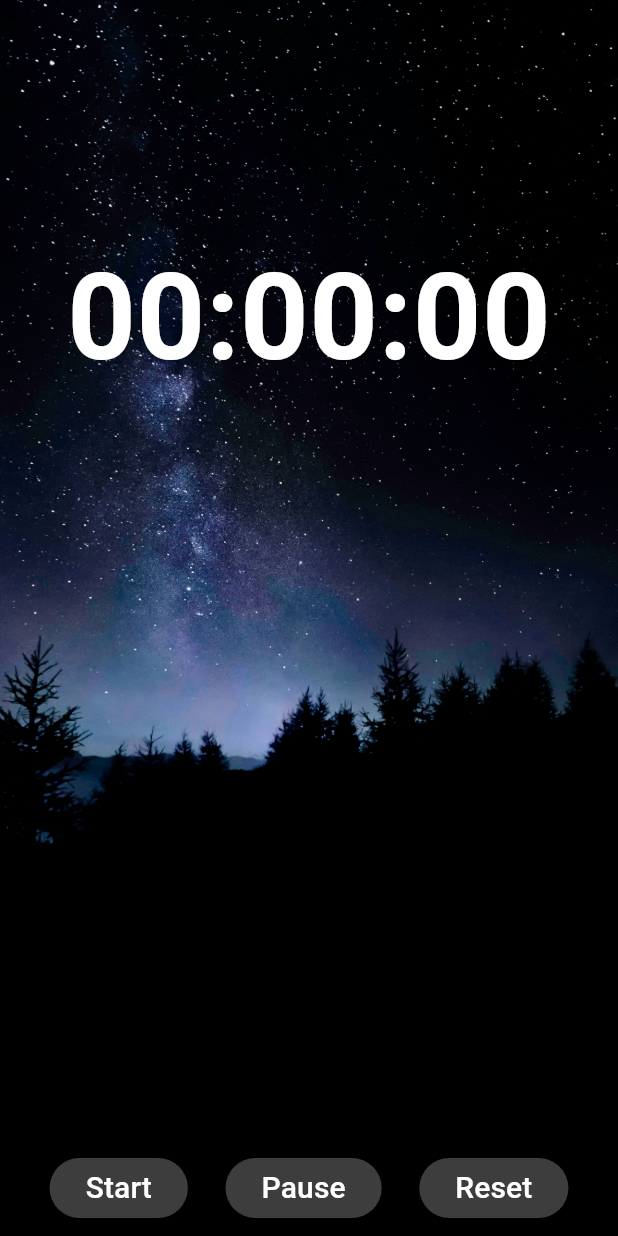
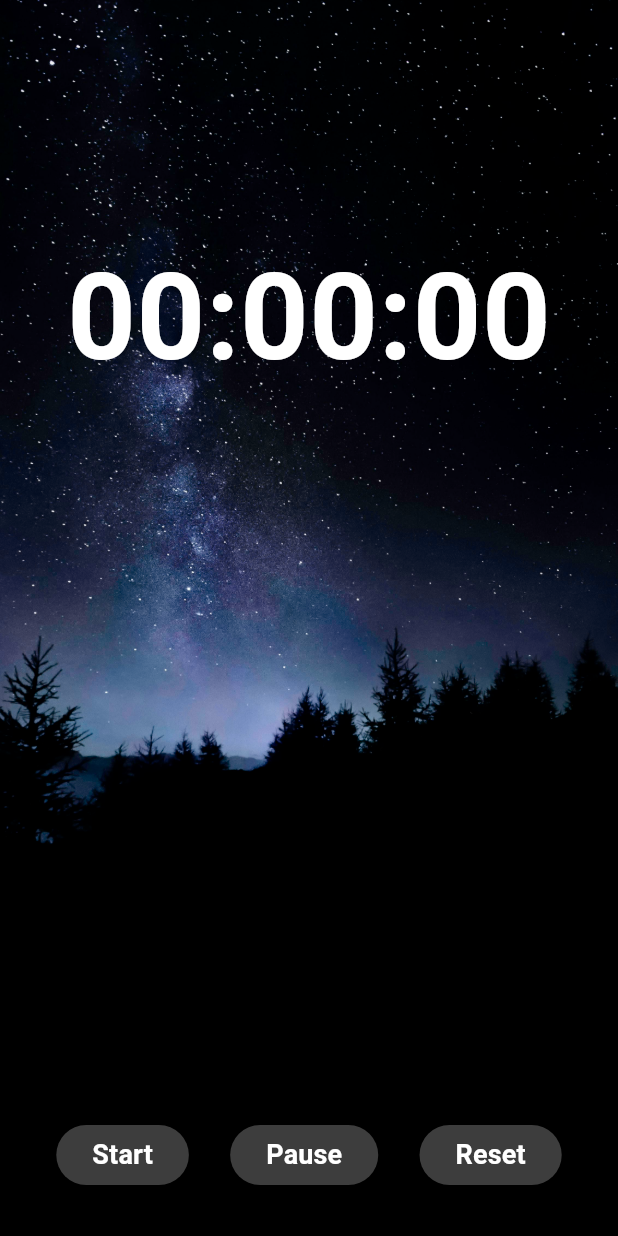
Before and after one commit to priyamtripathiii03/clock_daily_task, a Flutter app: the StrapWatch screen opened by its route, on a phone screen of 412 x 824 dp. Run offline on Flutter 3.47's test engine with Material 3 defaults, Android fonts, the phone set to English and light mode, and no system bars.

Commit message:
09-08-2024

```diff
--- a/lib/strap_clock.dart
+++ b/lib/strap_clock.dart
@@ -66,7 +66,7 @@ class _StrapWatchState extends State<StrapWatch> {
               mainAxisAlignment: MainAxisAlignment.end,
               children: [
                 Padding(
-                  padding: const EdgeInsets.all(8.0),
+                  padding: const EdgeInsets.only(left: 10,right: 10,bottom: 30),
                   child: Row(
                       mainAxisAlignment: MainAxisAlignment.spaceEvenly,
                       children: [
@@ -79,7 +79,8 @@ class _StrapWatchState extends State<StrapWatch> {
                           child: const Text(
                             'Start',
                             style: TextStyle(
-                                fontSize: 20,
+                                fontSize: 18,
+                                fontWeight: FontWeight.bold,
                                 color: Colors.white),),
                         ),
                         ElevatedButton(style: ButtonStyle(backgroundColor: WidgetStateProperty.all(Colors.white24)),
@@ -90,7 +91,9 @@ class _StrapWatchState extends State<StrapWatch> {
                           },
                           child: const Text(
                             'Pause',
-                            style: TextStyle(fontSize: 20, color: Colors.white),
+                            style: TextStyle(fontSize: 18,
+                                fontWeight: FontWeight.bold,
+                                color: Colors.white),
                           ),
                         ),
                         ElevatedButton(style: ButtonStyle(
@@ -105,7 +108,9 @@ class _StrapWatchState extends State<StrapWatch> {
                           },
                           child: const Text(
                             'Reset',
-                            style: TextStyle(fontSize: 20, color: Colors.white),
+                            style: TextStyle(fontSize: 18,
+                                fontWeight: FontWeight.bold,
+                                color: Colors.white),
                           ),
                         ),
                       ]),
```
